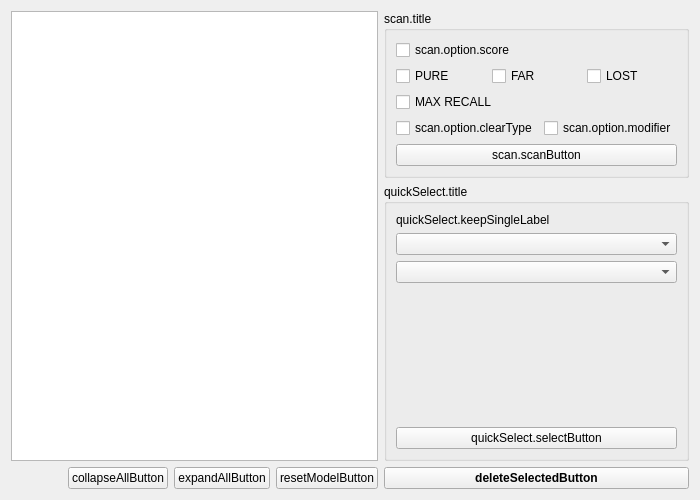
ArcaeaOffline/client-pyside6, file ui/designer/tabs/tabDb/tabDb_RemoveDuplicateScores.ui: the form before one commit.
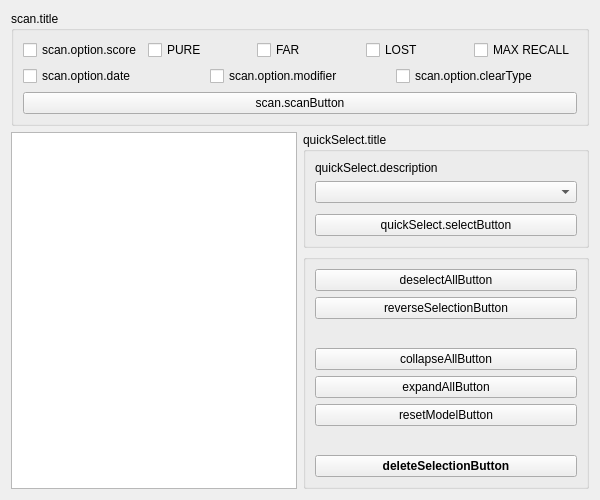
The form after the commit.

Commit message: feat: `TabDb_RemoveDuplicateScores`

The edit to the form file:
```diff
--- a/ui/designer/tabs/tabDb/tabDb_RemoveDuplicateScores.ui
+++ b/ui/designer/tabs/tabDb/tabDb_RemoveDuplicateScores.ui
@@ -6,22 +6,24 @@
    <rect>
     <x>0</x>
     <y>0</y>
-    <width>700</width>
+    <width>600</width>
     <height>500</height>
    </rect>
   </property>
   <property name="windowTitle">
    <string notr="true">TabDb_RemoveDuplicateScores</string>
   </property>
-  <layout class="QGridLayout" name="gridLayout">
-   <item row="0" column="1">
-    <layout class="QVBoxLayout" name="verticalLayout">
+  <layout class="QVBoxLayout" name="verticalLayout_2">
      <item>
       <widget class="QGroupBox" name="groupBox_2">
        <property name="title">
         <string>scan.title</string>
        </property>
-       <layout class="QVBoxLayout" name="verticalLayout_2">
+     <layout class="QVBoxLayout" name="verticalLayout">
+      <item>
+       <layout class="QVBoxLayout" name="verticalLayout_4">
+        <item>
+         <layout class="QHBoxLayout" name="horizontalLayout_2">
         <item>
          <widget class="QCheckBox" name="scan_option_scoreCheckBox">
           <property name="text">
@@ -30,8 +32,6 @@
          </widget>
         </item>
         <item>
-         <layout class="QHBoxLayout" name="horizontalLayout_2">
-          <item>
            <widget class="QCheckBox" name="scan_option_pureCheckBox">
             <property name="text">
              <string notr="true">PURE</string>
@@ -52,8 +52,6 @@
             </property>
            </widget>
           </item>
-         </layout>
-        </item>
         <item>
          <widget class="QCheckBox" name="scan_option_maxRecallCheckBox">
           <property name="text">
@@ -61,12 +59,16 @@
           </property>
          </widget>
         </item>
+         </layout>
+        </item>
+       </layout>
+      </item>
         <item>
          <layout class="QHBoxLayout" name="horizontalLayout_3">
           <item>
-           <widget class="QCheckBox" name="scan_option_clearTypeCheckBox">
+         <widget class="QCheckBox" name="scan_option_dateCheckBox">
             <property name="text">
-             <string>scan.option.clearType</string>
+           <string>scan.option.date</string>
             </property>
            </widget>
           </item>
@@ -77,6 +79,13 @@
             </property>
            </widget>
           </item>
+        <item>
+         <widget class="QCheckBox" name="scan_option_clearTypeCheckBox">
+          <property name="text">
+           <string>scan.option.clearType</string>
+          </property>
+         </widget>
+        </item>
          </layout>
         </item>
         <item>
@@ -90,6 +99,26 @@
       </widget>
      </item>
      <item>
+    <layout class="QHBoxLayout" name="horizontalLayout">
+     <item>
+      <widget class="QTreeView" name="treeView">
+       <property name="editTriggers">
+        <set>QAbstractItemView::NoEditTriggers</set>
+       </property>
+       <property name="selectionMode">
+        <enum>QAbstractItemView::NoSelection</enum>
+       </property>
+       <property name="verticalScrollMode">
+        <enum>QAbstractItemView::ScrollPerPixel</enum>
+       </property>
+       <property name="headerHidden">
+        <bool>true</bool>
+       </property>
+      </widget>
+     </item>
+     <item>
+      <layout class="QVBoxLayout" name="verticalLayout_6">
+       <item>
       <widget class="QGroupBox" name="groupBox">
        <property name="title">
         <string>quickSelect.title</string>
@@ -98,31 +127,41 @@
         <item>
          <widget class="QLabel" name="label">
           <property name="text">
-           <string>quickSelect.keepSingleLabel</string>
+             <string>quickSelect.description</string>
           </property>
          </widget>
         </item>
         <item>
-         <widget class="QComboBox" name="quickSelect_timeComboBox"/>
+           <widget class="QComboBox" name="quickSelect_comboBox">
+            <property name="sizePolicy">
+             <sizepolicy hsizetype="Expanding" vsizetype="Fixed">
+              <horstretch>0</horstretch>
+              <verstretch>0</verstretch>
+             </sizepolicy>
+            </property>
+           </widget>
         </item>
         <item>
-         <widget class="QComboBox" name="quickSelect_ColumnComboBox"/>
-        </item>
-        <item>
-         <spacer name="verticalSpacer">
+           <spacer name="verticalSpacer_2">
           <property name="orientation">
            <enum>Qt::Vertical</enum>
           </property>
           <property name="sizeHint" stdset="0">
            <size>
             <width>20</width>
-            <height>91</height>
+              <height>40</height>
            </size>
           </property>
          </spacer>
         </item>
         <item>
          <widget class="QPushButton" name="quickSelect_selectButton">
+            <property name="sizePolicy">
+             <sizepolicy hsizetype="Expanding" vsizetype="Fixed">
+              <horstretch>0</horstretch>
+              <verstretch>0</verstretch>
+             </sizepolicy>
+            </property>
           <property name="text">
            <string>quickSelect.selectButton</string>
           </property>
@@ -131,19 +170,35 @@
        </layout>
       </widget>
      </item>
-    </layout>
-   </item>
-   <item row="1" column="0">
-    <layout class="QHBoxLayout" name="horizontalLayout_4">
+       <item>
+        <widget class="QGroupBox" name="groupBox_3">
+         <property name="title">
+          <string/>
+         </property>
+         <layout class="QVBoxLayout" name="verticalLayout_5">
+          <item>
+           <widget class="QPushButton" name="deselectAllButton">
+            <property name="text">
+             <string>deselectAllButton</string>
+            </property>
+           </widget>
+          </item>
      <item>
-      <spacer name="horizontalSpacer">
+           <widget class="QPushButton" name="reverseSelectionButton">
+            <property name="text">
+             <string>reverseSelectionButton</string>
+            </property>
+           </widget>
+          </item>
+          <item>
+           <spacer name="verticalSpacer_3">
        <property name="orientation">
-        <enum>Qt::Horizontal</enum>
+             <enum>Qt::Vertical</enum>
        </property>
        <property name="sizeHint" stdset="0">
         <size>
-         <width>40</width>
-         <height>20</height>
+              <width>20</width>
+              <height>40</height>
         </size>
        </property>
       </spacer>
@@ -169,23 +224,21 @@
        </property>
       </widget>
      </item>
-    </layout>
-   </item>
-   <item row="0" column="0">
-    <widget class="QTreeView" name="treeView">
-     <property name="editTriggers">
-      <set>QAbstractItemView::NoEditTriggers</set>
-     </property>
-     <property name="selectionMode">
-      <enum>QAbstractItemView::NoSelection</enum>
-     </property>
-     <property name="verticalScrollMode">
-      <enum>QAbstractItemView::ScrollPerPixel</enum>
-     </property>
-    </widget>
-   </item>
-   <item row="1" column="1">
-    <widget class="QPushButton" name="deleteSelectedButton">
+          <item>
+           <spacer name="verticalSpacer">
+            <property name="orientation">
+             <enum>Qt::Vertical</enum>
+            </property>
+            <property name="sizeHint" stdset="0">
+             <size>
+              <width>20</width>
+              <height>40</height>
+             </size>
+            </property>
+           </spacer>
+          </item>
+          <item>
+           <widget class="QPushButton" name="deleteSelectionButton">
      <property name="font">
       <font>
        <bold>true</bold>
@@ -195,12 +248,39 @@
       <string notr="true">QPushButton { color: red };</string>
      </property>
      <property name="text">
-      <string>deleteSelectedButton</string>
+             <string>deleteSelectionButton</string>
      </property>
     </widget>
    </item>
   </layout>
  </widget>
+       </item>
+      </layout>
+     </item>
+    </layout>
+   </item>
+  </layout>
+ </widget>
+ <tabstops>
+  <tabstop>scan_option_scoreCheckBox</tabstop>
+  <tabstop>scan_option_pureCheckBox</tabstop>
+  <tabstop>scan_option_farCheckBox</tabstop>
+  <tabstop>scan_option_lostCheckBox</tabstop>
+  <tabstop>scan_option_maxRecallCheckBox</tabstop>
+  <tabstop>scan_option_dateCheckBox</tabstop>
+  <tabstop>scan_option_modifierCheckBox</tabstop>
+  <tabstop>scan_option_clearTypeCheckBox</tabstop>
+  <tabstop>scan_scanButton</tabstop>
+  <tabstop>treeView</tabstop>
+  <tabstop>quickSelect_comboBox</tabstop>
+  <tabstop>quickSelect_selectButton</tabstop>
+  <tabstop>deselectAllButton</tabstop>
+  <tabstop>reverseSelectionButton</tabstop>
+  <tabstop>collapseAllButton</tabstop>
+  <tabstop>expandAllButton</tabstop>
+  <tabstop>resetModelButton</tabstop>
+  <tabstop>deleteSelectionButton</tabstop>
+ </tabstops>
  <resources/>
  <connections/>
 </ui>
```
Lines whose indentation alone changed are shown as unchanged. The commit also changes 6 other files.
